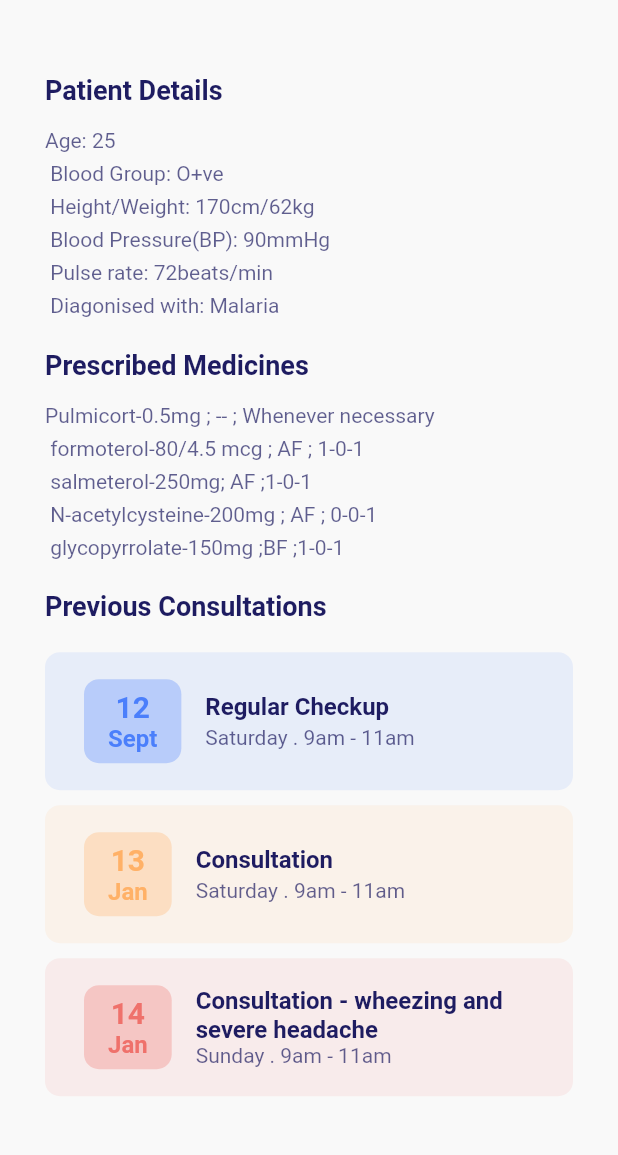
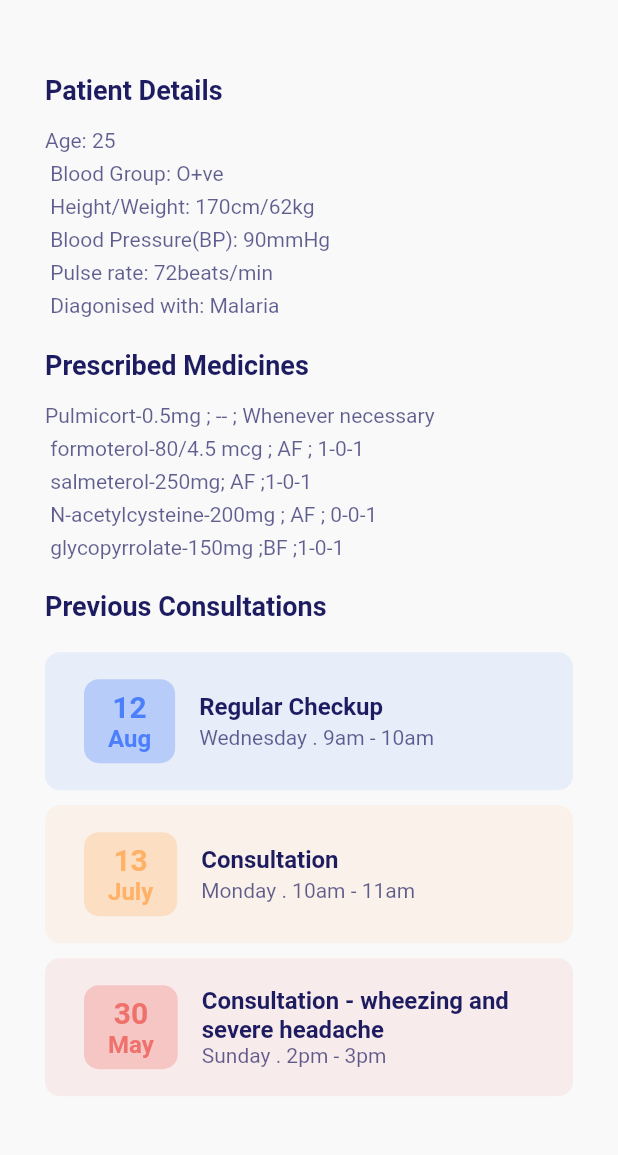
Before and after one commit to SwethaLakshme/Team-5, a Flutter app: the DetailScreen6 screen opened directly with empty values, scrolled down 372 dp, on a phone screen of 412 x 824 dp, the part 66-1221 px from its top. Run offline on Flutter 3.47's test engine with Material 2 defaults, Android fonts, the phone set to English and light mode, and no system bars; our stand-ins replace flutter_svg, google_fonts.

Commit message:
modified details

```diff
--- a/lib/screens/Details/detail_screen2.dart
+++ b/lib/screens/Details/detail_screen2.dart
@@ -205,7 +205,7 @@ class DetailScreen2 extends StatelessWidget {
                       ),
                       ScheduleCard(
                         'Regular Checkup',
-                        'Saturday . 2pm - 3pm',
+                        'Monday . 2pm - 3pm',
                         '05',
                         'Oct',
                         kBlueColor,
--- a/lib/screens/Details/detail_screen4.dart
+++ b/lib/screens/Details/detail_screen4.dart
@@ -205,9 +205,9 @@ class DetailScreen4 extends StatelessWidget {
                       ),
                       ScheduleCard(
                         'Regular Checkup',
-                        'Sunday . 10am - 12am',
-                        '23',
-                        'Aug',
+                        'Saturday . 10am - 12am',
+                        '19',
+                        'Sept',
                         kBlueColor,
                       ),
                       SizedBox(
@@ -215,9 +215,9 @@ class DetailScreen4 extends StatelessWidget {
                       ),
                       ScheduleCard(
                         'Consultation',
-                        'Sunday . 10am - 12am',
-                        '3',
-                        'Sept',
+                        'Wednesday . 3pm - 4pm',
+                        '5',
+                        'Aug',
                         kYellowColor,
                       ),
                       SizedBox(
@@ -225,9 +225,9 @@ class DetailScreen4 extends StatelessWidget {
                       ),
                       ScheduleCard(
                         'Consultation - Severe Stomach Pain and Mild Fever',
-                        'Sunday . 10am - 12am',
-                        '3',
-                        'Sept',
+                        'Monday . 10am - 12am',
+                        '6',
+                        'July',
                         kOrangeColor,
                       ),
                       SizedBox(
--- a/lib/screens/Details/detail_screen5.dart
+++ b/lib/screens/Details/detail_screen5.dart
@@ -205,9 +205,9 @@ class DetailScreen5 extends StatelessWidget {
                       ),
                       ScheduleCard(
                         'Regular Checkup',
-                        'Saturday . 11am - 2pm',
-                        '19',
-                        'Sept',
+                        'Thursday . 11am - 12pm',
+                        '1',
+                        'Oct',
                         kBlueColor,
                       ),
                       SizedBox(
@@ -215,9 +215,9 @@ class DetailScreen5 extends StatelessWidget {
                       ),
                       ScheduleCard(
                         'Regular Checkup',
-                        'Tuesday . 9am - 11am',
-                        '20',
-                        'Oct',
+                        'Monday . 9am - 10am',
+                        '7',
+                        'September',
                         kYellowColor,
                       ),
                       SizedBox(
@@ -225,9 +225,9 @@ class DetailScreen5 extends StatelessWidget {
                       ),
                       ScheduleCard(
                         'Regular Checkup',
-                        'Wednesday . 9am - 11am',
-                        '18',
-                        'Nov',
+                        'Wednesday . 10am - 11am',
+                        '5',
+                        'August',
                         kOrangeColor,
                       ),
                       SizedBox(
--- a/lib/screens/Details/detail_screen6.dart
+++ b/lib/screens/Details/detail_screen6.dart
@@ -205,9 +205,9 @@ class DetailScreen6 extends StatelessWidget {
                       ),
                       ScheduleCard(
                         'Regular Checkup',
-                        'Saturday . 9am - 11am',
+                        'Wednesday . 9am - 10am',
                         '12',
-                        'Sept',
+                        'Aug',
                         kBlueColor,
                       ),
                       SizedBox(
@@ -215,9 +215,9 @@ class DetailScreen6 extends StatelessWidget {
                       ),
                       ScheduleCard(
                         'Consultation',
-                        'Saturday . 9am - 11am',
+                        'Monday . 10am - 11am',
                         '13',
-                        'Jan',
+                        'July',
                         kYellowColor,
                       ),
                       SizedBox(
@@ -225,9 +225,9 @@ class DetailScreen6 extends StatelessWidget {
                       ),
                       ScheduleCard(
                         'Consultation - wheezing and severe headache',
-                        'Sunday . 9am - 11am',
-                        '14',
-                        'Jan',
+                        'Sunday . 2pm - 3pm',
+                        '30',
+                        'May',
                         kOrangeColor,
                       ),
                       SizedBox(
```
Also changed, not shown: pubspec.lock.
